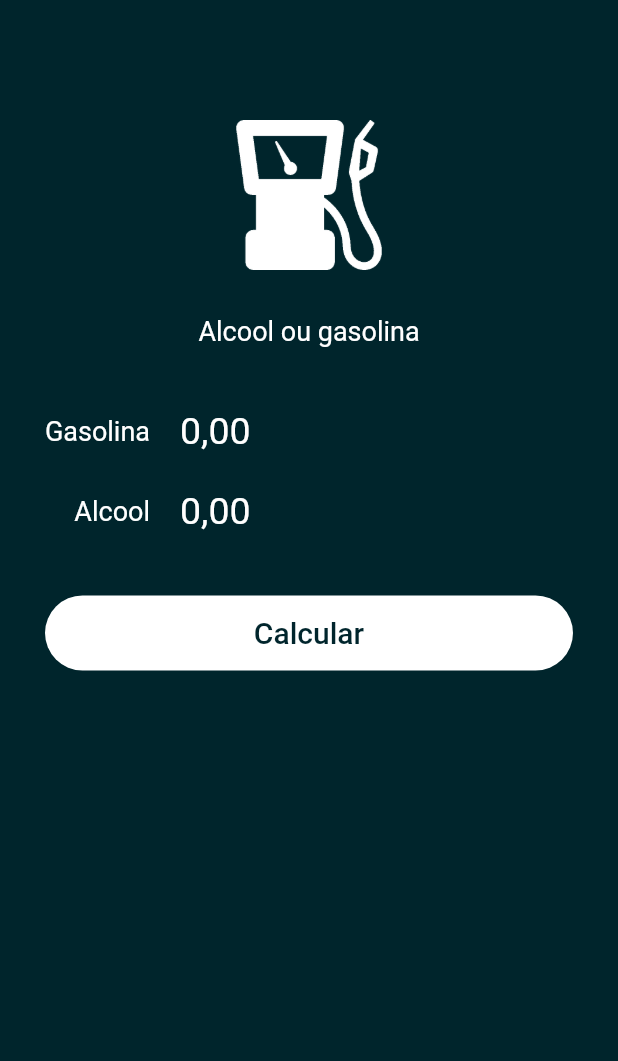
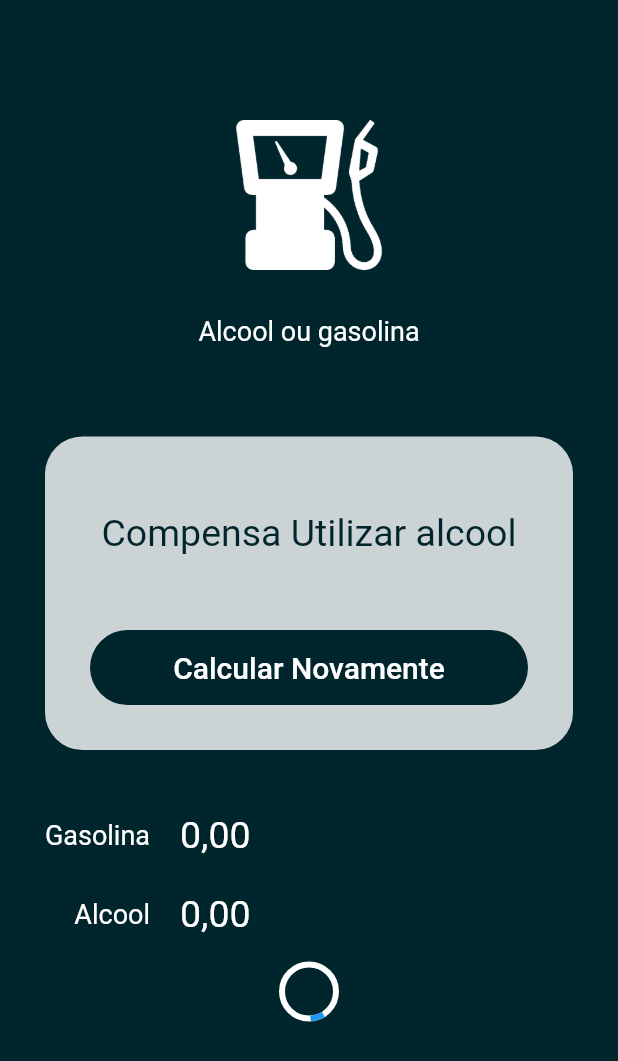
Before and after one commit to dikdudu/alcohol_or_gasoline, a Flutter app: the screen it shows after launch, on a phone screen of 412 x 824 dp. Shown: the top 1061 px of the screen. Run offline on Flutter 3.47's test engine with Material 2 defaults, Android fonts, the phone set to English and light mode, and no system bars; our stand-ins replace flutter_masked_text.

Commit message:
add custom_button

```diff
--- /dev/null
+++ b/lib/app/pages/components/custom_button.dart
@@ -0,0 +1,45 @@
+import 'package:flutter/material.dart';
+
+class CustomButton extends StatelessWidget {
+  var busy = false;
+  var invert;
+  Function func;
+  var text;
+
+  CustomButton({
+    @required this.busy,
+    @required this.invert,
+    @required this.func,
+    @required this.text,
+  });
+
+  @override
+  Widget build(BuildContext context) {
+    return busy
+        ? Container(
+            alignment: Alignment.center,
+            height: 50,
+            child: CircularProgressIndicator(
+              backgroundColor: Colors.white,
+            ),
+          )
+        : Container(
+            height: 50,
+            margin: EdgeInsets.all(30),
+            width: double.infinity,
+            decoration: BoxDecoration(
+              color: invert ? Theme.of(context).primaryColor : Colors.white,
+              borderRadius: BorderRadius.circular(50),
+            ),
+            child: FlatButton(
+              onPressed: func,
+              child: Text(
+                text,
+                style: TextStyle(
+                  fontSize: 20,
+                  color: invert ? Colors.white : Theme.of(context).primaryColor,
+                ),
+              ),
+            ));
+  }
+}
--- a/lib/app/pages/home_page.dart
+++ b/lib/app/pages/home_page.dart
@@ -1,4 +1,7 @@
+import 'dart:ui';
+
 import 'package:flutter/material.dart';
+import 'components/custom_button.dart';
 import 'components/input_item.dart';
 import 'components/logo.dart';
 import 'package:flutter_masked_text/flutter_masked_text.dart';
@@ -14,26 +17,42 @@ class HomePage extends StatelessWidget {
       body: ListView(
         children: [
           Logo(),
+          Container(
+            margin: EdgeInsets.all(30),
+            decoration: BoxDecoration(
+              color: Colors.white.withOpacity(0.8),
+              borderRadius: BorderRadius.circular(25),
+            ),
+            child: Column(
+              children: [
+                SizedBox(height: 50),
+                Text(
+                  "Compensa Utilizar alcool",
+                  style: TextStyle(
+                    color: Theme.of(context).primaryColor,
+                    fontSize: 25,
+                  ),
+                ),
+                SizedBox(
+                  height: 20,
+                ),
+                CustomButton(
+                  busy: false,
+                  invert: true,
+                  func: () {},
+                  text: 'Calcular Novamente',
+                )
+              ],
+            ),
+          ),
           InputItem(text: 'Gasolina', ctrl: _gasController),
           InputItem(text: 'Alcool', ctrl: _alcController),
-          Container(
-            height: 50,
-            margin: EdgeInsets.all(30),
-            decoration: BoxDecoration(
-              color: Colors.white,
-              borderRadius: BorderRadius.circular(50),
-            ),
-            child: FlatButton(
-              onPressed: () {},
-              child: Text(
-                "Calcular",
-                style: TextStyle(
-                  fontSize: 20,
-                  color: Theme.of(context).primaryColor,
-                ),
-              ),
-            ),
-          ),
+          CustomButton(
+            busy: true,
+            invert: false,
+            func: () {},
+            text: 'Calcular',
+          )
         ],
       ),
     );
```
